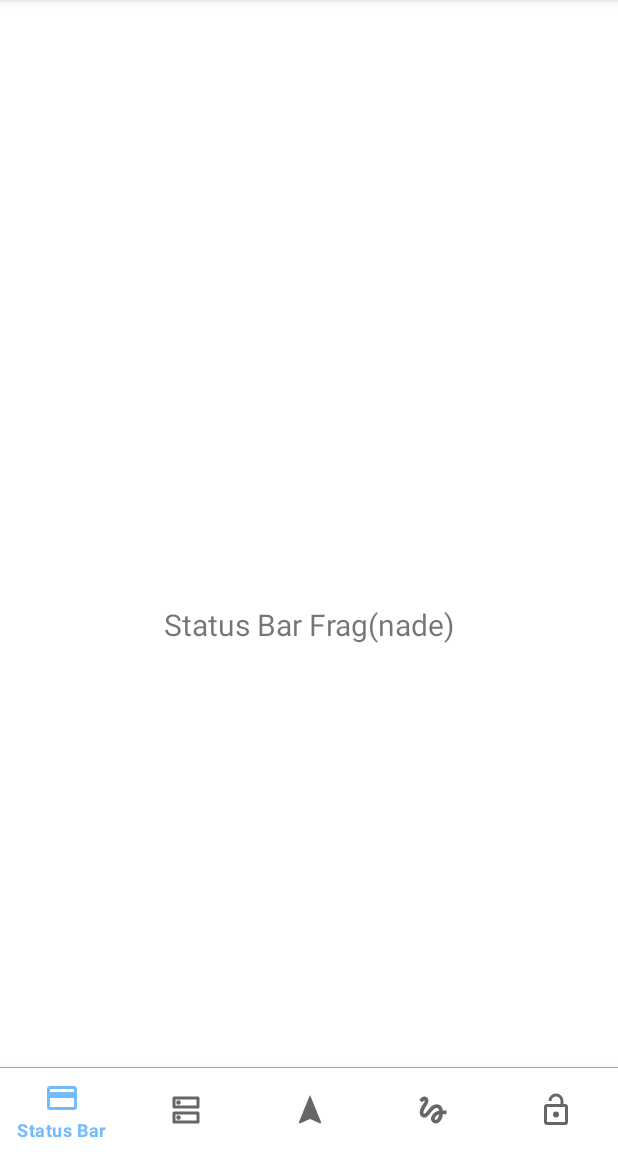
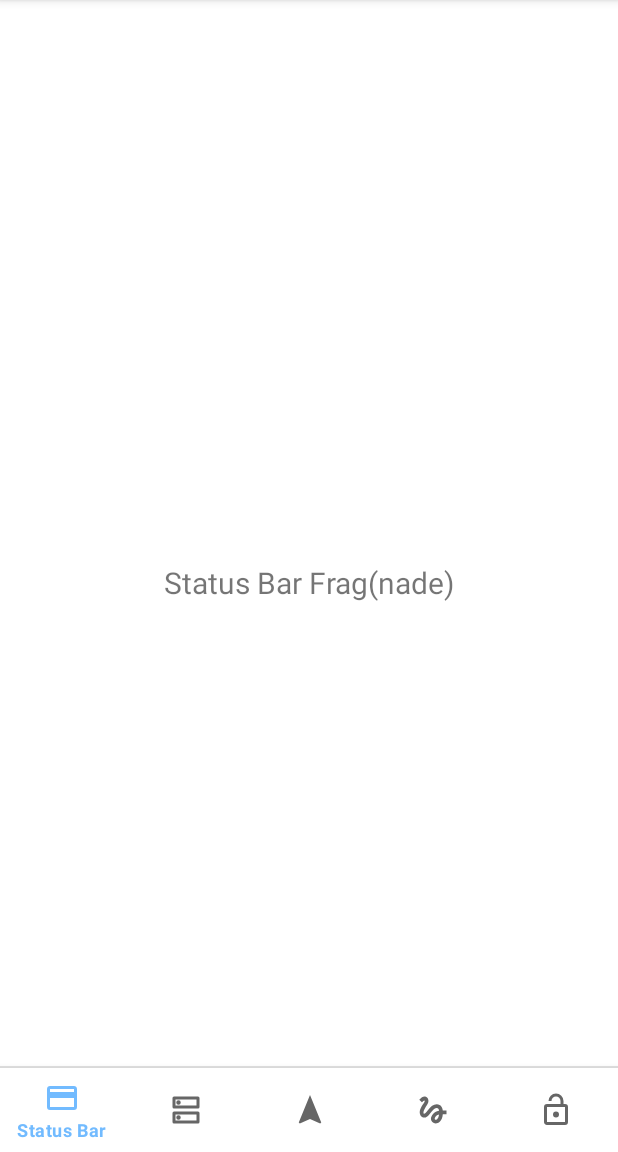
Before and after one commit to AndroBuddy/packages_apps_fluid_customisation, an Android app: the screen it shows after launch (MainActivity), on a phone screen of 412 x 824 dp, the part 84-1236 px from its top. Run offline under Robolectric (Android 15) with nearby library versions, the phone set to English and light mode, and no system bars; our stand-ins replace navigation-ui.

Commit message:
Add layout dividers and center fragment

```diff
--- a/app/src/main/res/layout/activity_main.xml
+++ b/app/src/main/res/layout/activity_main.xml
@@ -3,8 +3,7 @@
     xmlns:app="http://schemas.android.com/apk/res-auto"
     android:id="@+id/container"
     android:layout_width="match_parent"
-    android:layout_height="match_parent"
-    android:paddingTop="?attr/actionBarSize">
+    android:layout_height="match_parent">
 
     <com.google.android.material.bottomnavigation.BottomNavigationView
         android:id="@+id/nav_view"
@@ -21,9 +20,16 @@
     <View
         android:id="@+id/nav_view_divider"
         android:layout_width="match_parent"
-        android:layout_height="0.8dp"
-        android:background="@android:color/darker_gray"
+        android:layout_height="1dp"
+        android:background="?android:attr/listDivider"
         app:layout_constraintBottom_toTopOf="@id/nav_view" />
+
+    <View
+        android:id="@+id/action_bar_divider"
+        android:layout_width="match_parent"
+        android:layout_height="1dp"
+        android:background="?android:attr/listDivider"
+        app:layout_constraintBottom_toTopOf="@id/nav_host_fragment" />
 
     <fragment
         android:id="@+id/nav_host_fragment"
```
